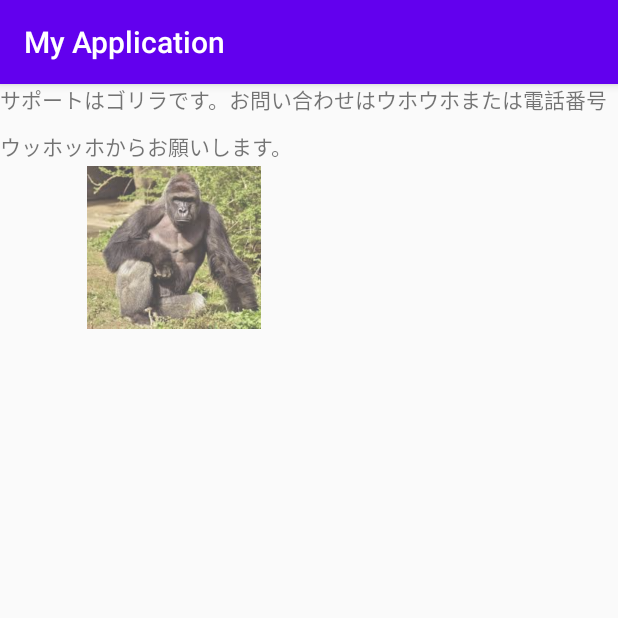
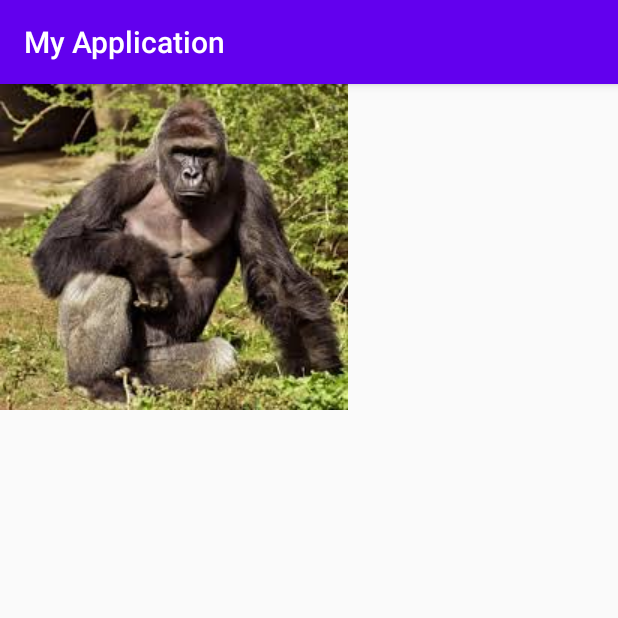
Before and after one commit to Knzo36/AndroidSampleApp, an Android app: the screen it shows after launch (MainActivity), on a phone screen of 412 x 824 dp, the top half of it. Run offline under Robolectric (Android 15) with nearby library versions, the phone set to English and light mode, and no system bars.

Commit message:
image button

```diff
--- /dev/null
+++ b/app/src/main/res/drawable/button_icon.xml
@@ -0,0 +1,8 @@
+<?xml version="1.0" encoding="utf-8"?>
+<selector xmlns:android="http://schemas.android.com/apk/res/android">
+    <item android:drawable="@drawable/gorila3"
+          android:state_pressed="true" />
+    <item android:drawable="@drawable/gorila2"
+          android:state_focused="true" />
+    <item android:drawable="@drawable/gorila" />
+</selector>
--- a/app/src/main/res/layout/activity_main.xml
+++ b/app/src/main/res/layout/activity_main.xml
@@ -6,24 +6,13 @@
     android:layout_height="match_parent"
     tools:context=".MainActivity">
 
-    <TextView
-        android:id="@+id/text"
+    <ImageButton
+        android:id="@+id/image"
         android:layout_width="wrap_content"
         android:layout_height="wrap_content"
-        android:lineSpacingMultiplier="1.5"
-        android:ellipsize="end"
-        android:maxLines="2"
-        android:text="サポートはゴリラです。お問い合わせはウホウホまたは電話番号ウッホッホからお願いします。" />
-
-    <ImageView
-        android:id="@+id/imageView"
-        android:layout_width="wrap_content"
-        android:layout_height="wrap_content"
-        android:alpha="0.7"
+        android:layout_marginTop="50dp"
+        android:background="@android:color/transparent"
         android:contentDescription="ゴリラ"
-        android:scaleX="0.5"
-        android:scaleY="0.5"
-        app:srcCompat="@drawable/gorila" />
-
+        app:srcCompat="@drawable/button_icon" />
 
 </androidx.constraintlayout.widget.ConstraintLayout>
```
Also changed, not shown: app/src/main/res/drawable-v24/gorila2.jpg (added), app/src/main/res/drawable-v24/gorila3.jpg (added).
